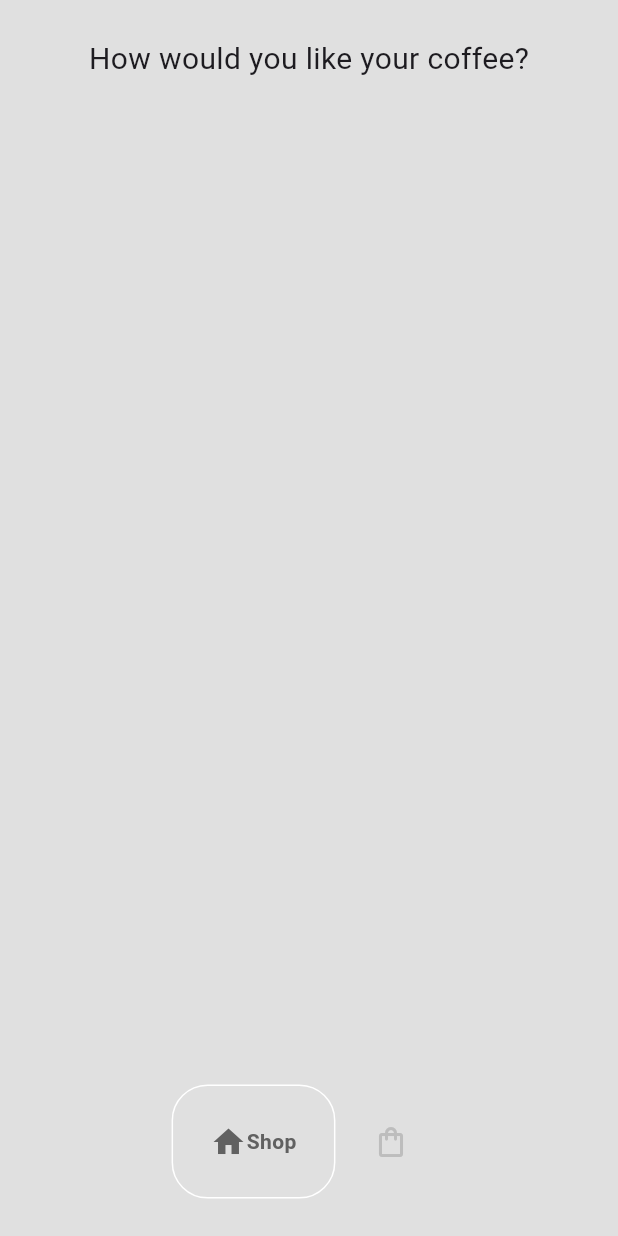
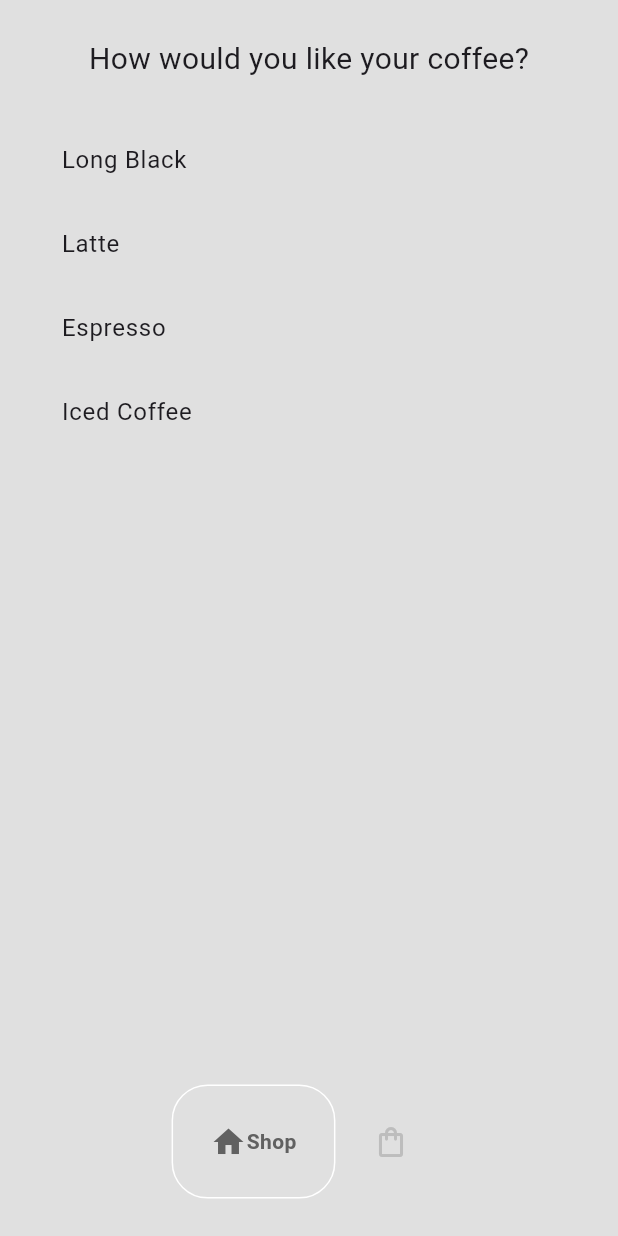
Before and after one commit to alexmortelsison/coffee_shop, a Flutter app: the screen it shows after launch, on a phone screen of 412 x 824 dp. Run offline on Flutter 3.47's test engine with Material 3 defaults, Android fonts, the phone set to English and light mode, and no system bars; drawn by our look-alikes of google_nav_bar.

Commit message:
updated shoppage

```diff
--- /dev/null
+++ b/devtools_options.yaml
@@ -0,0 +1,3 @@
+description: This file stores settings for Dart & Flutter DevTools.
+documentation: https://docs.flutter.dev/tools/devtools/extensions#configure-extension-enablement-states
+extensions:
--- a/lib/main.dart
+++ b/lib/main.dart
@@ -1,5 +1,7 @@
+import 'package:coffee_shop/models/coffee_shop.dart';
 import 'package:coffee_shop/pages/home_page.dart';
 import 'package:flutter/material.dart';
+import 'package:provider/provider.dart';
 
 void main() {
   runApp(const MyApp());
@@ -10,9 +12,12 @@
 
   @override
   Widget build(BuildContext context) {
-    return MaterialApp(
-      debugShowCheckedModeBanner: false,
-      home: HomePage(),
+    return ChangeNotifierProvider(
+      create: (context) => CoffeeShop(),
+      builder: (context, child) => const MaterialApp(
+        debugShowCheckedModeBanner: false,
+        home: HomePage(),
+      ),
     );
   }
 }
--- a/lib/models/coffee_shop.dart
+++ b/lib/models/coffee_shop.dart
@@ -1,6 +1,7 @@
 import 'package:coffee_shop/models/coffee.dart';
+import 'package:flutter/material.dart';
 
-class CoffeeShop {
+class CoffeeShop extends ChangeNotifier {
   final List<Coffee> _shop = [
     Coffee(
       name: "Long Black",
@@ -32,9 +33,11 @@ class CoffeeShop {
 
   void addItemToCart(Coffee coffee) {
     _userCart.add(coffee);
+    notifyListeners();
   }
 
   void removeItemToCart(Coffee coffee) {
     _userCart.remove(coffee);
+    notifyListeners();
   }
 }
--- a/lib/pages/shop_page.dart
+++ b/lib/pages/shop_page.dart
@@ -1,4 +1,7 @@
+import 'package:coffee_shop/models/coffee.dart';
+import 'package:coffee_shop/models/coffee_shop.dart';
 import 'package:flutter/material.dart';
+import 'package:provider/provider.dart';
 
 class ShopPage extends StatefulWidget {
   const ShopPage({super.key});
@@ -10,7 +13,8 @@ class ShopPage extends StatefulWidget {
 class _ShopPageState extends State<ShopPage> {
   @override
   Widget build(BuildContext context) {
-    return SafeArea(
+    return Consumer<CoffeeShop>(
+      builder: (context, value, child) => SafeArea(
         child: Padding(
           padding: const EdgeInsets.all(25),
           child: Column(
@@ -20,14 +24,20 @@ class _ShopPageState extends State<ShopPage> {
                 style: TextStyle(fontSize: 20),
               ),
               const SizedBox(height: 25),
-            Expanded(child: ListView.builder(
+              Expanded(
+                  child: ListView.builder(
+                itemCount: value.coffeeShop.length,
                 itemBuilder: (context, index) {
-                return null;
+                  Coffee eachCoffee = value.coffeeShop[index];
+                  return ListTile(
+                    title: Text(eachCoffee.name),
+                  );
                 },
               ))
             ],
           ),
         ),
+      ),
     );
   }
 }
```
Lines whose indentation alone changed are shown as unchanged.
